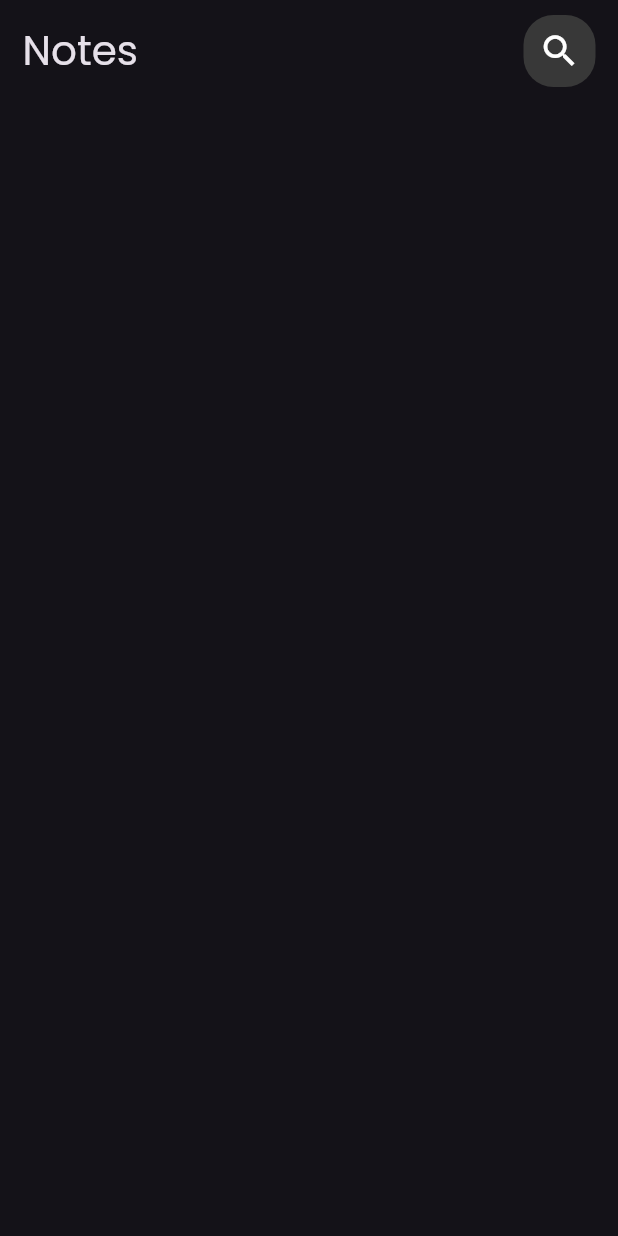
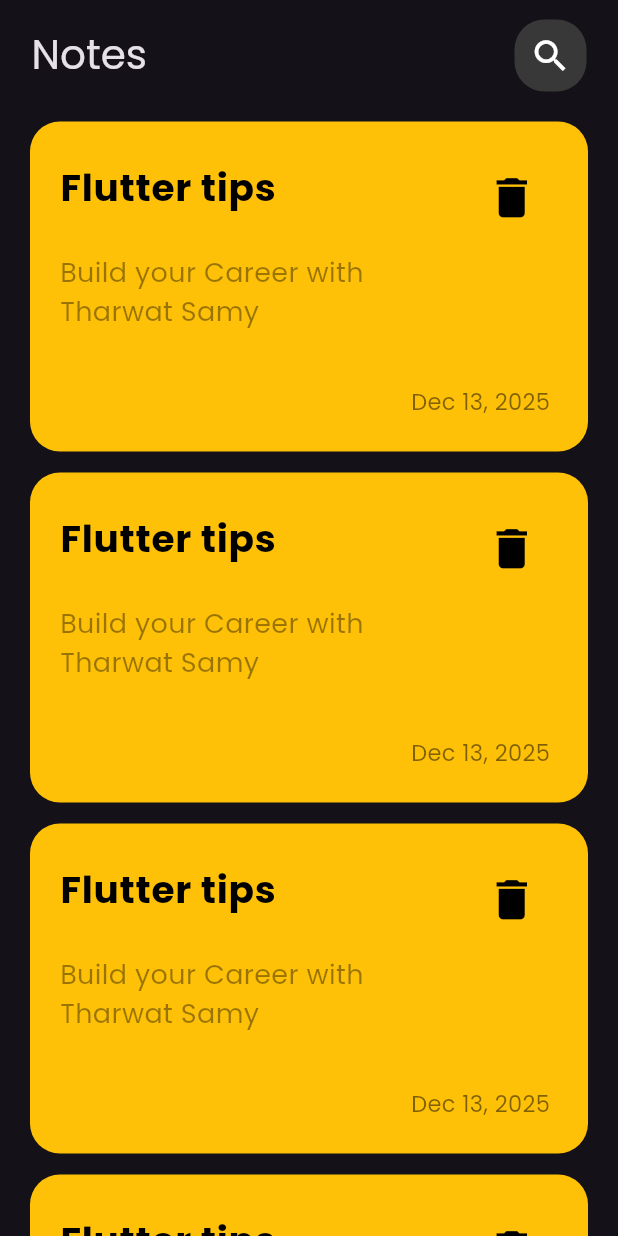
Before and after one commit to Nero1110/notes_app, a Flutter app: the screen it shows after launch, on a phone screen of 412 x 824 dp. Run offline on Flutter 3.47's test engine with Material 3 defaults, Android fonts, the phone set to English and light mode, and no system bars.

Commit message:
adding note item and notes list

```diff
--- a/lib/main.dart
+++ b/lib/main.dart
@@ -14,7 +14,21 @@ class NotesApp extends StatelessWidget {
       debugShowCheckedModeBanner: false,
       theme: ThemeData(
         brightness: Brightness.dark,
-        textTheme: TextTheme(headlineLarge: TextStyle(fontSize: 27,fontFamily: "Poppins")),
+        textTheme: TextTheme(
+          bodyLarge: TextStyle(
+            fontSize: 25,
+            fontFamily: "Poppins",
+            color: Colors.black,
+            fontWeight: FontWeight.bold,
+          ),
+          bodyMedium: TextStyle(
+            fontFamily: "Poppins",
+            fontSize: 18,
+            color: Colors.black,
+            fontWeight: FontWeight.w400,
+          ),
+          headlineLarge: TextStyle(fontSize: 27, fontFamily: "Poppins"),
+        ),
       ),
       home: const NotesScreen(),
     );
--- a/lib/screens/notes_screen.dart
+++ b/lib/screens/notes_screen.dart
@@ -1,5 +1,6 @@
 import 'package:flutter/material.dart';
 import 'package:notes_app/widgets/custom_app_bar.dart';
+import 'package:notes_app/widgets/notes_list.dart';
 
 class NotesScreen extends StatelessWidget {
   const NotesScreen({super.key});
@@ -11,6 +12,7 @@ class NotesScreen extends StatelessWidget {
         child: Column(
           children: [
             CustomAppBar(),
+            NotesListWidget(),
           ],
         ),
       ),
--- a/lib/widgets/custom_app_bar.dart
+++ b/lib/widgets/custom_app_bar.dart
@@ -1,23 +1,21 @@
 import 'package:flutter/material.dart';
 
 class CustomAppBar extends StatelessWidget {
-  const CustomAppBar({
-    super.key,
-  });
+  const CustomAppBar({super.key});
 
   @override
   Widget build(BuildContext context) {
     return Padding(
-      padding: const EdgeInsets.symmetric(horizontal: 15, vertical: 10),
+      padding: const EdgeInsets.symmetric(horizontal: 21, vertical: 13),
       child: Row(
         children: [
-          Text(
-            "Notes",
-            style: Theme.of(context).textTheme.headlineLarge,
-          ),
+          Text("Notes", style: Theme.of(context).textTheme.headlineLarge),
           Spacer(flex: 1),
           Ink(
-            decoration: BoxDecoration(color: Color(0xff383838),borderRadius: BorderRadius.circular(20)),
+            decoration: BoxDecoration(
+              color: Color(0xff383838),
+              borderRadius: BorderRadius.circular(20),
+            ),
             child: IconButton(
               onPressed: () {},
               icon: Icon(Icons.search),
--- /dev/null
+++ b/lib/widgets/custom_note_item.dart
@@ -0,0 +1,70 @@
+import 'package:flutter/material.dart';
+import 'package:intl/intl.dart';
+
+class CustomNoteItem extends StatelessWidget {
+  const CustomNoteItem({super.key});
+
+  @override
+  Widget build(BuildContext context) {
+    final today = DateTime.now();
+    final formatted = DateFormat('MMM d, yyyy').format(today);
+    return Padding(
+      padding: const EdgeInsets.symmetric(horizontal: 20, vertical: 7),
+      child: Container(
+        height: 220,
+        width: 360,
+        decoration: BoxDecoration(
+          color: Colors.amber,
+          borderRadius: BorderRadius.circular(20),
+        ),
+        child: Row(
+          children: [
+            Padding(
+              padding: const EdgeInsets.only(left: 20, top: 26),
+              child: Column(
+                crossAxisAlignment: CrossAxisAlignment.start,
+                children: [
+                  Text(
+                    "Flutter tips",
+                    style: Theme.of(context).textTheme.bodyLarge,
+                  ),
+                  SizedBox(height: 25),
+                  SizedBox(
+                    width: 210,
+                    child: Text(
+                      "Build your Career with Tharwat Samy",
+                      style: Theme.of(context).textTheme.bodyMedium!.copyWith(
+                        color: Colors.black.withValues(alpha: 0.4),
+                      ),
+                      maxLines: 2,
+                    ),
+                  ),
+                ],
+              ),
+            ),
+            Padding(
+              padding: const EdgeInsets.only(left: 24, top: 25),
+              child: Column(
+                crossAxisAlignment: CrossAxisAlignment.end,
+                children: [
+                  IconButton(
+                    onPressed: () {},
+                    icon: Icon(Icons.delete, size: 35, color: Colors.black),
+                  ),
+                  SizedBox(height: 100),
+                  Text(
+                    formatted,
+                    style: Theme.of(context).textTheme.bodyMedium!.copyWith(
+                      fontSize: 15,
+                      color: Colors.black.withValues(alpha: 0.5),
+                    ),
+                  ),
+                ],
+              ),
+            ),
+          ],
+        ),
+      ),
+    );
+  }
+}
--- /dev/null
+++ b/lib/widgets/notes_list.dart
@@ -0,0 +1,20 @@
+import 'package:flutter/material.dart';
+import 'package:notes_app/widgets/custom_note_item.dart';
+
+class NotesListWidget extends StatelessWidget {
+  const NotesListWidget({
+    super.key,
+  });
+
+  @override
+  Widget build(BuildContext context) {
+    return Expanded(
+      child: ListView.builder(
+        itemCount: 6,
+        itemBuilder: (context, index) {
+          return CustomNoteItem();
+        },
+      ),
+    );
+  }
+}
--- a/pubspec.yaml
+++ b/pubspec.yaml
@@ -34,6 +34,7 @@ dependencies:
   # The following adds the Cupertino Icons font to your application.
   # Use with the CupertinoIcons class for iOS style icons.
   cupertino_icons: ^1.0.8
+  intl: ^0.20.2
 
 dev_dependencies:
   flutter_test:
```
Also changed, not shown: pubspec.lock.
